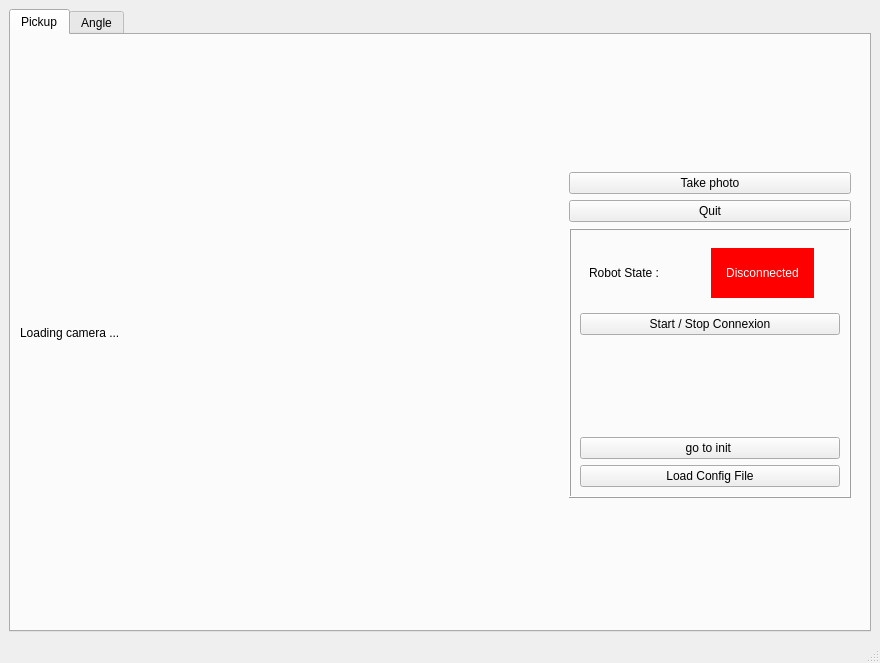
Old version of the form ihm_tests/ui/main.ui in the repository RambokDev/MSI-plateformes-POO.
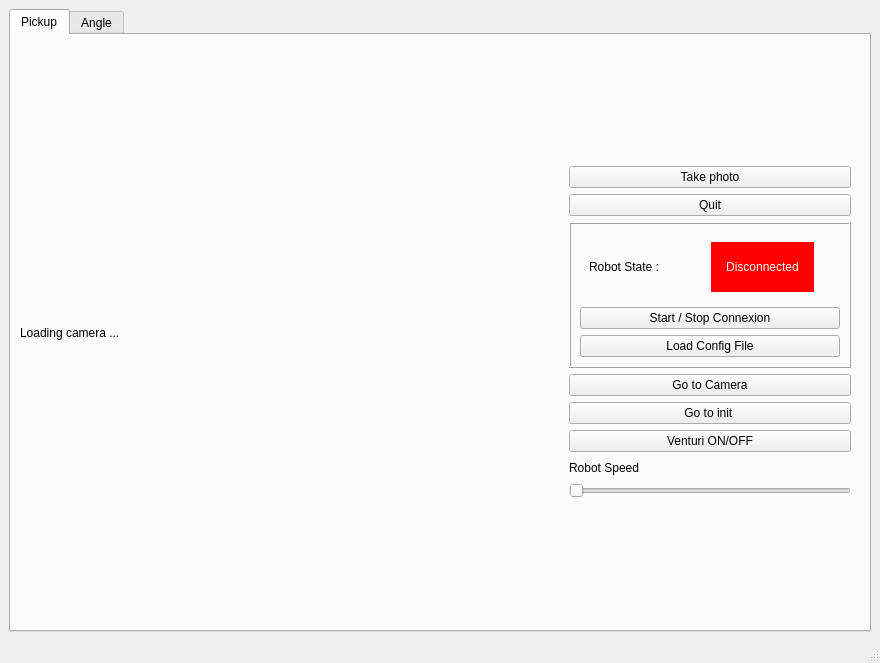
New version of the form.

What changed in the file:
```diff
--- a/ihm_tests/ui/main.ui
+++ b/ihm_tests/ui/main.ui
@@ -70,50 +70,6 @@
              <number>0</number>
             </property>
             <layout class="QVBoxLayout" name="verticalLayout">
-             <item>
-              <widget class="QFrame" name="frame_6">
-               <property name="frameShape">
-                <enum>QFrame::StyledPanel</enum>
-               </property>
-               <property name="frameShadow">
-                <enum>QFrame::Raised</enum>
-               </property>
-               <widget class="QPushButton" name="pushButton">
-                <property name="geometry">
-                 <rect>
-                  <x>10</x>
-                  <y>-10</y>
-                  <width>282</width>
-                  <height>25</height>
-                 </rect>
-                </property>
-                <property name="text">
-                 <string>Camera Connexion</string>
-                </property>
-                <property name="checkable">
-                 <bool>false</bool>
-                </property>
-                <property name="checked">
-                 <bool>false</bool>
-                </property>
-                <property name="autoRepeat">
-                 <bool>false</bool>
-                </property>
-                <property name="autoExclusive">
-                 <bool>false</bool>
-                </property>
-                <property name="autoDefault">
-                 <bool>false</bool>
-                </property>
-                <property name="default">
-                 <bool>false</bool>
-                </property>
-                <property name="flat">
-                 <bool>false</bool>
-                </property>
-               </widget>
-              </widget>
-             </item>
              <item>
               <widget class="QPushButton" name="take_image">
                <property name="text">
@@ -167,6 +123,12 @@
                        <height>50</height>
                       </size>
                      </property>
+                     <property name="maximumSize">
+                      <size>
+                       <width>16777215</width>
+                       <height>50</height>
+                      </size>
+                     </property>
                      <property name="autoFillBackground">
                       <bool>false</bool>
                      </property>
@@ -193,26 +155,6 @@
                   </property>
                  </widget>
                 </item>
-                <item>
-                 <spacer name="verticalSpacer_2">
-                  <property name="orientation">
-                   <enum>Qt::Vertical</enum>
-                  </property>
-                  <property name="sizeHint" stdset="0">
-                   <size>
-                    <width>20</width>
-                    <height>40</height>
-                   </size>
-                  </property>
-                 </spacer>
-                </item>
-                <item>
-                 <widget class="QPushButton" name="init">
-                  <property name="text">
-                   <string>go to init </string>
-                  </property>
-                 </widget>
-                </item>
                 <item>
                  <widget class="QPushButton" name="config_button">
                   <property name="text">
@@ -223,6 +165,41 @@
                </layout>
               </widget>
              </item>
+             <item>
+              <widget class="QPushButton" name="camera">
+               <property name="text">
+                <string>Go to Camera</string>
+               </property>
+              </widget>
+             </item>
+             <item>
+              <widget class="QPushButton" name="init">
+               <property name="text">
+                <string>Go to init </string>
+               </property>
+              </widget>
+             </item>
+             <item>
+              <widget class="QPushButton" name="venturi">
+               <property name="text">
+                <string>Venturi ON/OFF</string>
+               </property>
+              </widget>
+             </item>
+             <item>
+              <widget class="QLabel" name="label_6">
+               <property name="text">
+                <string>Robot Speed</string>
+               </property>
+              </widget>
+             </item>
+             <item>
+              <widget class="QSlider" name="horizontalSlider">
+               <property name="orientation">
+                <enum>Qt::Horizontal</enum>
+               </property>
+              </widget>
+             </item>
             </layout>
            </widget>
           </item>
```
